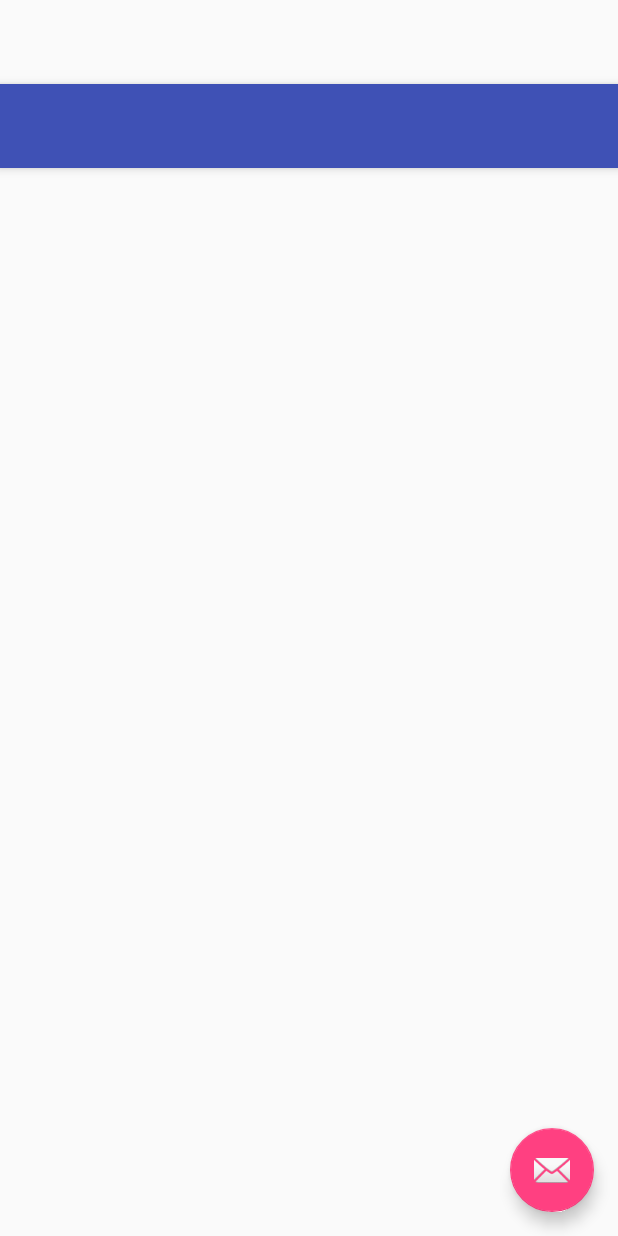
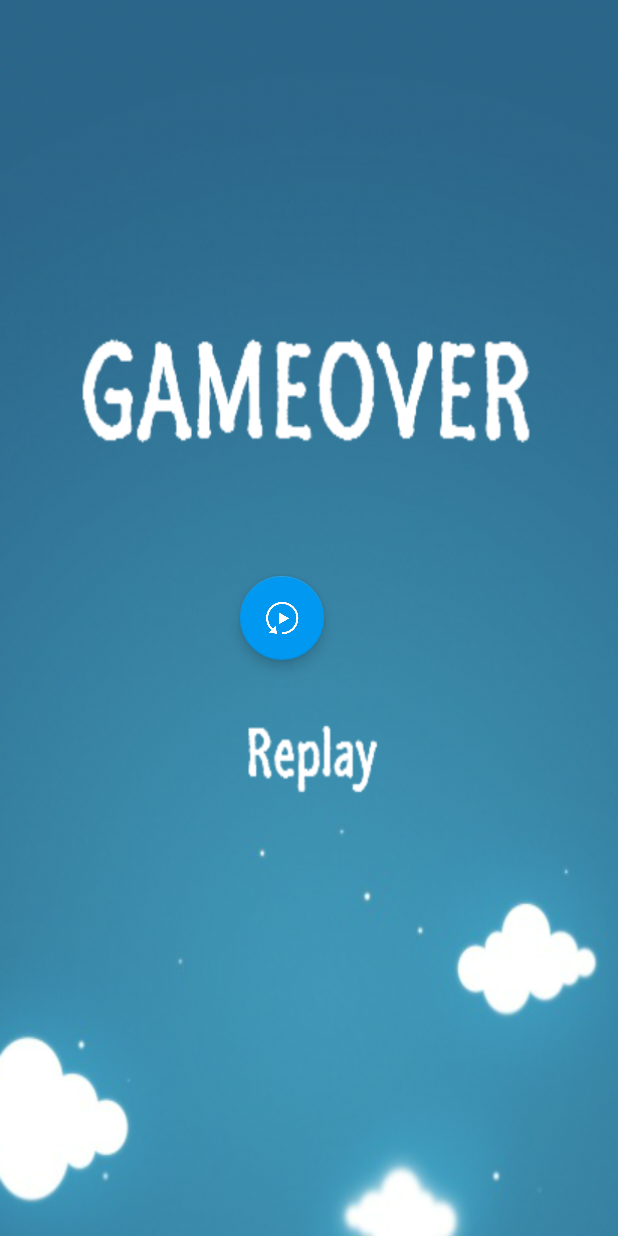
Before and after one commit to myloho/BallHole, an Android app: the layout activity_game_over.xml on its own in the app's theme, with its tools: preview values and no code run, on a phone screen of 412 x 824 dp. Run offline under Robolectric (Android 15) with nearby library versions, the phone set to English and light mode, and no system bars.

Commit message:
Game Over Activity

```diff
--- a/app/src/main/res/layout/activity_game_over.xml
+++ b/app/src/main/res/layout/activity_game_over.xml
@@ -1,25 +1,54 @@
 <?xml version="1.0" encoding="utf-8"?>
-<android.support.design.widget.CoordinatorLayout
-    xmlns:android="http://schemas.android.com/apk/res/android"
+<!--<android.support.design.widget.CoordinatorLayout xmlns:android="http://schemas.android.com/apk/res/android"
     xmlns:app="http://schemas.android.com/apk/res-auto"
-    xmlns:tools="http://schemas.android.com/tools" android:layout_width="match_parent"
-    android:layout_height="match_parent" android:fitsSystemWindows="true"
+    xmlns:tools="http://schemas.android.com/tools"
+    android:layout_width="match_parent"
+    android:layout_height="match_parent"
+    android:fitsSystemWindows="true"
     tools:context="com.mad.hovansu.ballhole.GameOverActivity">
 
-    <android.support.design.widget.AppBarLayout android:layout_height="wrap_content"
-        android:layout_width="match_parent" android:theme="@style/AppTheme.AppBarOverlay">
+   <android.support.design.widget.AppBarLayout
+        android:layout_width="match_parent"
+        android:layout_height="wrap_content"
+        android:theme="@style/AppTheme.AppBarOverlay">
 
-        <android.support.v7.widget.Toolbar android:id="@+id/toolbar"
-            android:layout_width="match_parent" android:layout_height="?attr/actionBarSize"
-            android:background="?attr/colorPrimary" app:popupTheme="@style/AppTheme.PopupOverlay" />
+        <android.support.v7.widget.Toolbar
+            android:id="@+id/toolbar"
+            android:layout_width="match_parent"
+            android:layout_height="?attr/actionBarSize"
+            android:background="?attr/colorPrimary"
+            app:popupTheme="@style/AppTheme.PopupOverlay" />
 
     </android.support.design.widget.AppBarLayout>
 
-    <include layout="@layout/content_game_over" />
-
-    <android.support.design.widget.FloatingActionButton android:id="@+id/fab"
-        android:layout_width="wrap_content" android:layout_height="wrap_content"
-        android:layout_gravity="bottom|end" android:layout_margin="@dimen/fab_margin"
+    <android.support.design.widget.FloatingActionButton
+        android:id="@+id/fab"
+        android:layout_width="wrap_content"
+        android:layout_height="wrap_content"
+        android:layout_gravity="bottom|end"
+        android:layout_margin="@dimen/fab_margin"
         android:src="@android:drawable/ic_dialog_email" />
 
 </android.support.design.widget.CoordinatorLayout>
+-->
+
+<LinearLayout xmlns:android="http://schemas.android.com/apk/res/android"
+    xmlns:app="http://schemas.android.com/apk/res-auto"
+    xmlns:tools="http://schemas.android.com/tools"
+    android:layout_width="match_parent"
+    android:layout_height="match_parent"
+    android:orientation="horizontal"
+    android:background="@drawable/gameover"
+    tools:context="com.mad.hovansu.ballhole.GameOverActivity">
+
+    <android.support.design.widget.FloatingActionButton
+        android:id="@+id/fab"
+        android:layout_width="wrap_content"
+        android:layout_height="wrap_content"
+        android:layout_gravity="center"
+        android:layout_marginLeft="160dp"
+        android:src="@drawable/replay"
+        app:fabSize="normal"
+        />
+
+</LinearLayout>
--- a/app/src/main/res/layout/content_game_over.xml
+++ b/app/src/main/res/layout/content_game_over.xml
@@ -1,13 +1,15 @@
 <?xml version="1.0" encoding="utf-8"?>
 <RelativeLayout xmlns:android="http://schemas.android.com/apk/res/android"
+    xmlns:app="http://schemas.android.com/apk/res-auto"
     xmlns:tools="http://schemas.android.com/tools"
-    xmlns:app="http://schemas.android.com/apk/res-auto" android:layout_width="match_parent"
-    android:layout_height="match_parent" android:paddingLeft="@dimen/activity_horizontal_margin"
+    android:layout_width="match_parent"
+    android:layout_height="match_parent"
+    android:paddingBottom="@dimen/activity_vertical_margin"
+    android:paddingLeft="@dimen/activity_horizontal_margin"
     android:paddingRight="@dimen/activity_horizontal_margin"
     android:paddingTop="@dimen/activity_vertical_margin"
-    android:paddingBottom="@dimen/activity_vertical_margin"
     app:layout_behavior="@string/appbar_scrolling_view_behavior"
-    tools:showIn="@layout/activity_game_over"
-    tools:context="com.mad.hovansu.ballhole.GameOverActivity">
+    tools:context="com.mad.hovansu.ballhole.GameOverActivity"
+    tools:showIn="@layout/activity_game_over">
 
 </RelativeLayout>
--- a/app/src/main/res/values/styles.xml
+++ b/app/src/main/res/values/styles.xml
@@ -5,7 +5,7 @@
         <!-- Customize your theme here. -->
         <item name="colorPrimary">@color/colorPrimary</item>
         <item name="colorPrimaryDark">@color/colorPrimaryDark</item>
-        <item name="colorAccent">@color/colorAccent</item>
+        <item name="colorAccent">#0098f0</item>
     </style>
     <style name="AppTheme.NoActionBar">
         <item name="windowActionBar">false</item>
```
Also changed, not shown: app/src/main/java/com/mad/hovansu/ballhole/GameOverActivity.java (+6 -4 lines), app/src/main/java/com/mad/hovansu/ballhole/object/Ball.java (+30 -5 lines), app/src/main/java/com/mad/hovansu/ballhole/view/MainGameView.java (+29 -18 lines), app/src/main/res/drawable/blackhole.png, app/src/main/res/drawable/gameover.png (added), app/src/main/res/drawable/replay.png (added).
